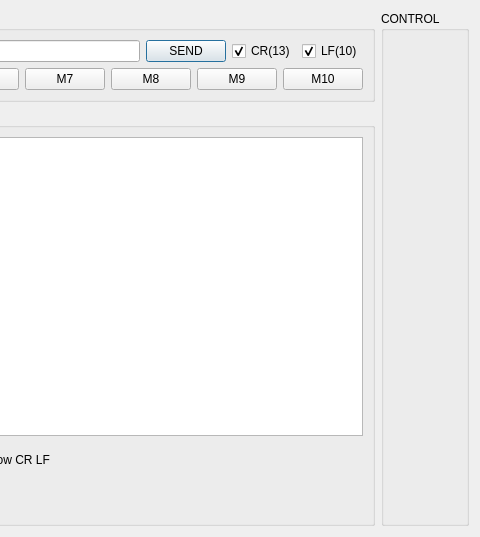
Before: the Qt Designer form DataVisualizer/serialterminal.ui in DamianPodrazaCode/DataVisualizer, drawn with Qt 5; both pictures show x 514 to 994 and y 0 to 537 of the 994 by 537 pixel window.
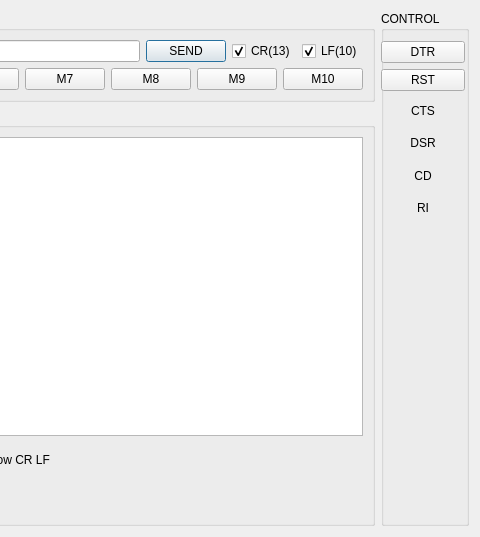
After: the same form once the commit is applied.

```diff
--- a/DataVisualizer/serialterminal.ui
+++ b/DataVisualizer/serialterminal.ui
@@ -377,6 +377,86 @@
      <property name="title">
       <string>CONTROL</string>
      </property>
+     <widget class="QWidget" name="">
+      <property name="geometry">
+       <rect>
+        <x>0</x>
+        <y>30</y>
+        <width>84</width>
+        <height>180</height>
+       </rect>
+      </property>
+      <layout class="QVBoxLayout" name="verticalLayout_6">
+       <item>
+        <layout class="QVBoxLayout" name="verticalLayout_5">
+         <item>
+          <widget class="QPushButton" name="pb_DTR">
+           <property name="text">
+            <string>DTR</string>
+           </property>
+           <property name="checkable">
+            <bool>true</bool>
+           </property>
+          </widget>
+         </item>
+         <item>
+          <widget class="QPushButton" name="pb_RST">
+           <property name="text">
+            <string>RST</string>
+           </property>
+           <property name="checkable">
+            <bool>true</bool>
+           </property>
+          </widget>
+         </item>
+         <item>
+          <layout class="QVBoxLayout" name="verticalLayout_4">
+           <item>
+            <widget class="QLabel" name="l_CTS">
+             <property name="text">
+              <string>CTS</string>
+             </property>
+             <property name="alignment">
+              <set>Qt::AlignCenter</set>
+             </property>
+            </widget>
+           </item>
+           <item>
+            <widget class="QLabel" name="l_DSR">
+             <property name="text">
+              <string>DSR</string>
+             </property>
+             <property name="alignment">
+              <set>Qt::AlignCenter</set>
+             </property>
+            </widget>
+           </item>
+           <item>
+            <widget class="QLabel" name="l_CD">
+             <property name="text">
+              <string>CD</string>
+             </property>
+             <property name="alignment">
+              <set>Qt::AlignCenter</set>
+             </property>
+            </widget>
+           </item>
+           <item>
+            <widget class="QLabel" name="l_RI">
+             <property name="text">
+              <string>RI</string>
+             </property>
+             <property name="alignment">
+              <set>Qt::AlignCenter</set>
+             </property>
+            </widget>
+           </item>
+          </layout>
+         </item>
+        </layout>
+       </item>
+      </layout>
+     </widget>
     </widget>
    </item>
   </layout>
```
